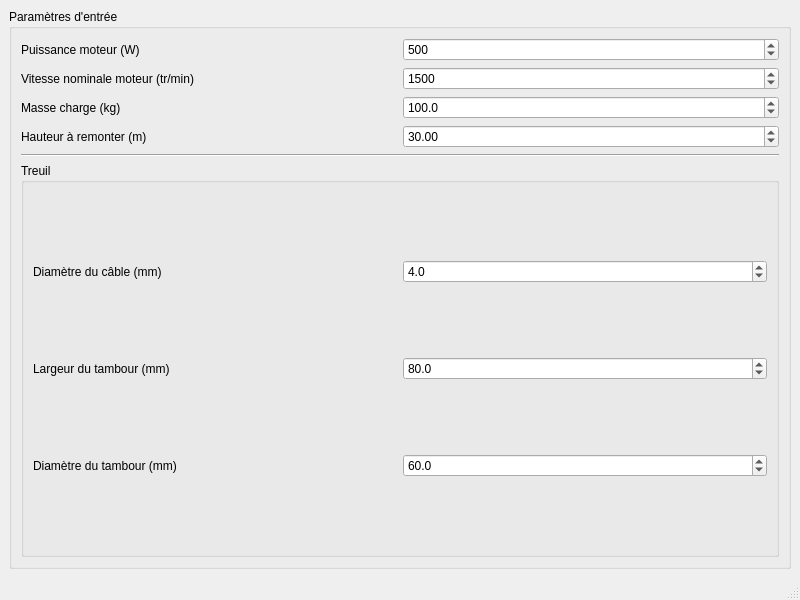
First picture: the form in UI_engr/mainwindow.ui, repository Cypher-0/UI_calc_engr_S3A, before the edit.
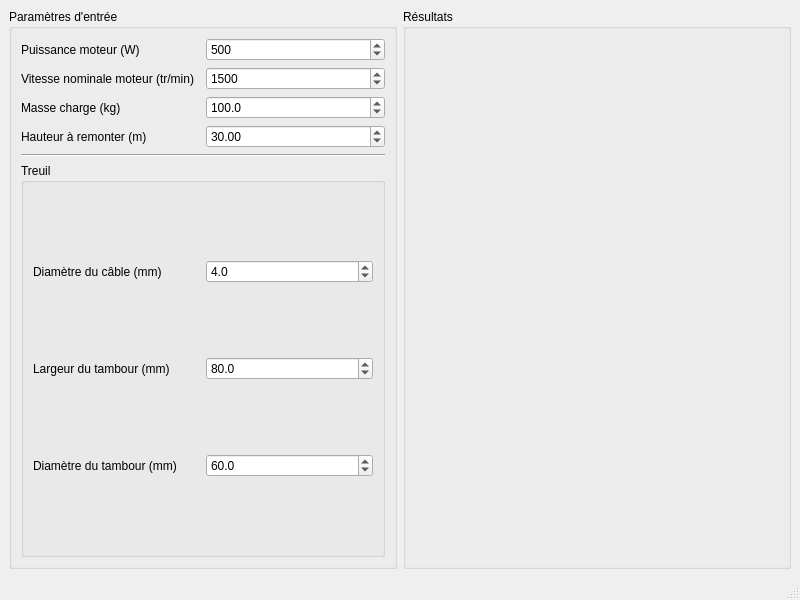
Second picture: the form after the edit.

Commit message: Ajout de la fenêtre de résultats (partiel)

Diff of the .ui file:
```diff
--- a/UI_engr/mainwindow.ui
+++ b/UI_engr/mainwindow.ui
@@ -178,6 +178,13 @@
       </layout>
      </widget>
     </item>
+    <item>
+     <widget class="QGroupBox" name="gb_result">
+      <property name="title">
+       <string>Résultats</string>
+      </property>
+     </widget>
+    </item>
    </layout>
   </widget>
   <widget class="QMenuBar" name="menubar">
```
